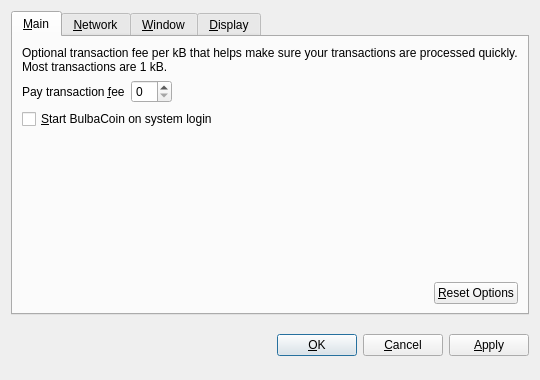
Before: the Qt Designer form src/qt/forms/optionsdialog.ui in goldenloaf/goldenloaf-master, drawn with Qt 5.
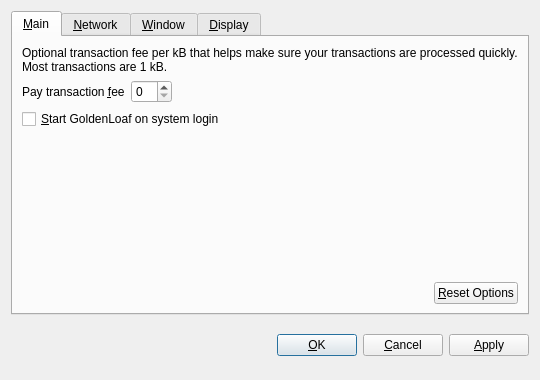
After: the same form once the commit is applied. Custom widgets are drawn as their Qt base class.

What changed in the file:
```diff
--- a/src/qt/forms/optionsdialog.ui
+++ b/src/qt/forms/optionsdialog.ui
@@ -82,7 +82,7 @@
           <string>Automatically start BulbaCoin after logging in to the system.</string>
          </property>
          <property name="text">
-          <string>&amp;Start BulbaCoin on system login</string>
+          <string>&amp;Start GoldenLoaf on system login</string>
          </property>
         </widget>
        </item>
```
Left out of the diff: 10 changed lines with no effect on the pictures.
